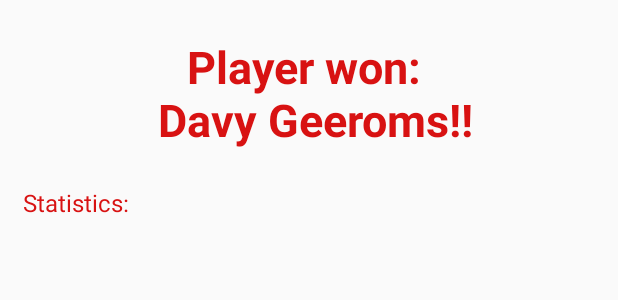
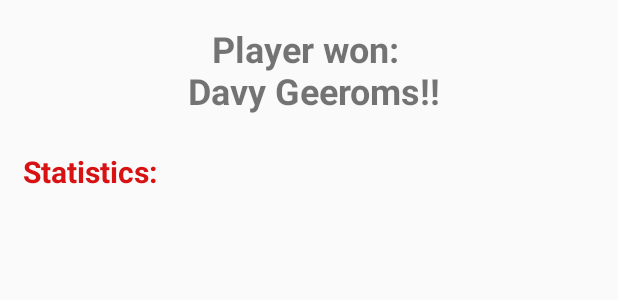
Before and after one commit to Dgeeroms/DartsGames, an Android app: the layout fragment_winner.xml on its own in the app's theme, with its tools: preview values and no code run, on a phone screen of 412 x 824 dp. Shown: the top 300 px of the screen. Run offline under Robolectric (Android 15) with nearby library versions, the phone set to English and light mode, and no system bars.

Commit message:
Added ColorInverter.kt to invert textcolors on custom colored backgrounds. Tweaked UI, made everything a bit more beautiful.

```diff
--- a/app/src/main/java/com/davygeeroms/dartsgames/entities/gametypes/GT301.kt
+++ b/app/src/main/java/com/davygeeroms/dartsgames/entities/gametypes/GT301.kt
@@ -47,7 +47,7 @@ class GT301(override val gameMode: GameModes) : GameType {
         // each player will have a textview in the linear list
         for (p in players){
             var playerStat: String
-            playerStat = "Player: ${p.player.number} - ${p.player.name}\n"
+            playerStat = "Player ${p.player.number}: ${p.player.name}\n"
             playerStat += "End score: ${p.score}\n"
             playerStat += "Highest throw: " + highestThrow(history, p.player) + "\n"
             playerStat += "Average: " + average(history, p.player).toString() + "\n"
--- a/app/src/main/java/com/davygeeroms/dartsgames/entities/gametypes/GT501.kt
+++ b/app/src/main/java/com/davygeeroms/dartsgames/entities/gametypes/GT501.kt
@@ -49,7 +49,7 @@ class GT501(override val gameMode: GameModes) : GameType {
         // each player will have a textview in the linear list
         for (p in players){
             var playerStat: String
-            playerStat = "Player: ${p.player.number} - ${p.player.name}\n"
+            playerStat = "Player ${p.player.number}: ${p.player.name}\n"
             playerStat += "End score: ${p.score}\n"
             playerStat += "Highest throw: " + highestThrow(history, p.player) + "\n"
             playerStat += "Average: " + average(history, p.player).toString() + "\n"
--- a/app/src/main/java/com/davygeeroms/dartsgames/entities/gametypes/GTClockSingle.kt
+++ b/app/src/main/java/com/davygeeroms/dartsgames/entities/gametypes/GTClockSingle.kt
@@ -51,7 +51,7 @@ class GTClockSingle(override val gameMode: GameModes) : GameType {
 
         for (p in players){
             var playerStat: String
-            playerStat = "Player: ${p.player.number} - ${p.player.name}\n"
+            playerStat = "Player ${p.player.number}: ${p.player.name}\n"
             playerStat += "Under construction\n"
 
             result.add(playerStat)
--- a/app/src/main/java/com/davygeeroms/dartsgames/fragments/NewGameFragment.kt
+++ b/app/src/main/java/com/davygeeroms/dartsgames/fragments/NewGameFragment.kt
@@ -25,11 +25,11 @@ import com.davygeeroms.dartsgames.databinding.FragmentNewGameBinding
 import com.davygeeroms.dartsgames.entities.Player
 import com.davygeeroms.dartsgames.enums.GameModes
 import com.davygeeroms.dartsgames.persistence.AppDatabase
+import com.davygeeroms.dartsgames.utilities.ColorInverter
 import com.davygeeroms.dartsgames.viewmodels.NewGameViewModel
 import com.davygeeroms.dartsgames.viewmodels.ViewModelFactory
 import kotlinx.android.synthetic.main.colorpicker.view.*
 import java.util.*
-import kotlin.collections.ArrayList
 
 class NewGameFragment : Fragment() {
 
@@ -230,6 +230,7 @@ class NewGameFragment : Fragment() {
         binding.colorPicker.colorOkBtn.setOnClickListener {
             val color:String = getColorString()
             binding.btnColorPicker.setBackgroundColor(Color.parseColor(color))
+            binding.btnColorPicker.setTextColor(Color.parseColor(ColorInverter.ColorInverter.invertColor(color)))
             binding.colorPicker.visibility = View.GONE
         }
     }
--- a/app/src/main/java/com/davygeeroms/dartsgames/fragments/NextPlayerDialogFragment.kt
+++ b/app/src/main/java/com/davygeeroms/dartsgames/fragments/NextPlayerDialogFragment.kt
@@ -13,6 +13,7 @@ import androidx.fragment.app.DialogFragment
 import com.davygeeroms.dartsgames.R
 import com.davygeeroms.dartsgames.databinding.NextPlayerDialogBinding
 import com.davygeeroms.dartsgames.entities.Player
+import com.davygeeroms.dartsgames.utilities.ColorInverter
 
 
 class NextPlayerDialogFragment(val player: Player): DialogFragment() {
@@ -33,6 +34,7 @@ class NextPlayerDialogFragment(val player: Player): DialogFragment() {
         val text = "Next player: ${player.name}"
         binding.lblNextPlayer.text = text
         binding.nxtPlayerDialog.setBackgroundColor(Color.parseColor(player.color))
+        binding.lblNextPlayer.setTextColor(Color.parseColor(ColorInverter.ColorInverter.invertColor(player.color)))
 
         return binding.root
     }
--- a/app/src/main/java/com/davygeeroms/dartsgames/network/WeatherAPIService.kt
+++ b/app/src/main/java/com/davygeeroms/dartsgames/network/WeatherAPIService.kt
@@ -34,7 +34,7 @@ interface WeatherAPIService
 
 
 
-    object WeatherApi{
+object WeatherApi{
         val retrofitService : WeatherAPIService by lazy{
             retrofit.create(WeatherAPIService::class.java)
         }
--- a/app/src/main/res/layout/fragment_new_game.xml
+++ b/app/src/main/res/layout/fragment_new_game.xml
@@ -76,6 +76,7 @@
             android:layout_marginStart="15dp"
             android:layout_marginEnd="15dp"
             android:text="@string/color"
+            style="@style/regularButton"
             app:layout_constraintBottom_toBottomOf="@+id/editTextPlayerName"
             app:layout_constraintEnd_toEndOf="parent"
             app:layout_constraintHorizontal_bias="0.0"
@@ -111,6 +112,7 @@
         <androidx.recyclerview.widget.RecyclerView
             android:id="@+id/recyclerView"
             style="@style/recycler_item_player"
+            android:background="@color/buttonBackground"
             android:layout_width="0dp"
             android:layout_height="0dp"
             android:layout_centerHorizontal="true"
--- a/app/src/main/res/layout/fragment_winner.xml
+++ b/app/src/main/res/layout/fragment_winner.xml
@@ -11,31 +11,16 @@
 
 
     <TextView
+
         android:id="@+id/lbl_winningPlayer"
-        style="@style/label"
-        android:layout_width="wrap_content"
+        style="@style/now_playing"
         android:layout_height="wrap_content"
         android:text=""
         android:textAlignment="center"
-        android:textSize="30sp"
-        android:textStyle="bold"
         app:layout_constraintEnd_toEndOf="parent"
         app:layout_constraintStart_toStartOf="parent"
         app:layout_constraintTop_toTopOf="parent"
         tools:text="Player won: \n Davy Geeroms!!" />
-
-    <LinearLayout
-        android:layout_width="match_parent"
-        android:layout_height="0dp"
-        android:layout_marginTop="15dp"
-        android:orientation="vertical"
-        app:layout_constraintBottom_toBottomOf="parent"
-        app:layout_constraintEnd_toEndOf="parent"
-        app:layout_constraintStart_toStartOf="parent"
-        app:layout_constraintTop_toBottomOf="@+id/lbl_statistics"
-        android:id="@+id/lnl_playerStats">
-
-    </LinearLayout>
 
     <TextView
         android:id="@+id/lbl_statistics"
@@ -44,8 +29,33 @@
         android:layout_height="wrap_content"
         android:layout_marginStart="15dp"
         android:text="@string/statistics"
+        android:textStyle="bold"
+        android:textSize="20sp"
         app:layout_constraintStart_toStartOf="parent"
         app:layout_constraintTop_toBottomOf="@+id/lbl_winningPlayer" />
+
+    <LinearLayout
+        android:layout_width="match_parent"
+        android:layout_height="0dp"
+        android:layout_marginTop="16dp"
+        app:layout_constraintBottom_toBottomOf="parent"
+        app:layout_constraintEnd_toEndOf="parent"
+        app:layout_constraintStart_toStartOf="parent"
+        app:layout_constraintTop_toBottomOf="@+id/lbl_statistics">
+
+        <ScrollView
+            android:layout_width="match_parent"
+            android:layout_height="wrap_content">
+
+            <LinearLayout
+                android:id="@+id/lnl_playerStats"
+                android:layout_width="wrap_content"
+                android:layout_height="wrap_content"
+                android:orientation="vertical">
+
+            </LinearLayout>
+        </ScrollView>
+    </LinearLayout>
 
 </androidx.constraintlayout.widget.ConstraintLayout>
 
--- a/app/src/main/res/layout/recyclerplayersitem.xml
+++ b/app/src/main/res/layout/recyclerplayersitem.xml
@@ -11,8 +11,6 @@
         <TextView
             android:id="@+id/textView"
             style="@style/recycler_item_player"
-            android:layout_margin="10dp"
-            android:padding="10dp"
             android:layout_width="match_parent"
             android:layout_height="wrap_content"
             android:text=""
--- a/app/src/main/res/values/styles.xml
+++ b/app/src/main/res/values/styles.xml
@@ -78,4 +78,14 @@
 
     </style>
 
+    <style name="now_playing">
+        <item name="android:layout_width">match_parent</item>
+        <item name="android:layout_height">50dp</item>
+        <item name="android:layout_marginTop">0dp</item>
+        <item name="android:textAlignment">center</item>
+        <item name="android:textSize">24sp</item>
+        <item name="android:textStyle">bold</item>
+        <item name="android:paddingTop">16dp</item>
+    </style>
+
 </resources>
```
Also changed, not shown: app/src/main/java/com/davygeeroms/dartsgames/adapters/PlayerHistoryAdapter.kt (+18 -8 lines), app/src/main/java/com/davygeeroms/dartsgames/adapters/PlayersAdapter.kt (+14 -18 lines), app/src/main/java/com/davygeeroms/dartsgames/fragments/PlayGameFragment.kt (+10 -3 lines), app/src/main/java/com/davygeeroms/dartsgames/fragments/WinnerFragment.kt (+23 -2 lines), app/src/main/java/com/davygeeroms/dartsgames/inflate.kt (deleted, +0 -10 lines), app/src/main/java/com/davygeeroms/dartsgames/utilities/ColorInverter.kt (added, +20 -0 lines), app/src/main/res/layout/play_game_fragment.xml (+8 -45 lines).
